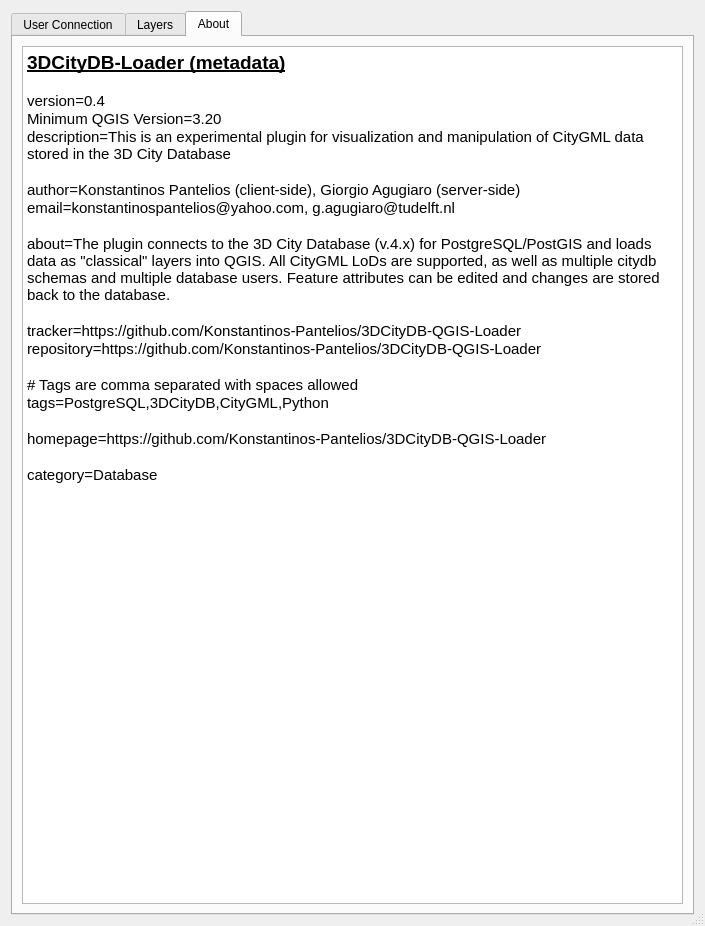
First picture: the form in cdb4/gui_usr/ui/cdb4_loader_user_dialog.ui, repository tudelft3d/3DCityDB-Tools-for-QGIS, before the edit.
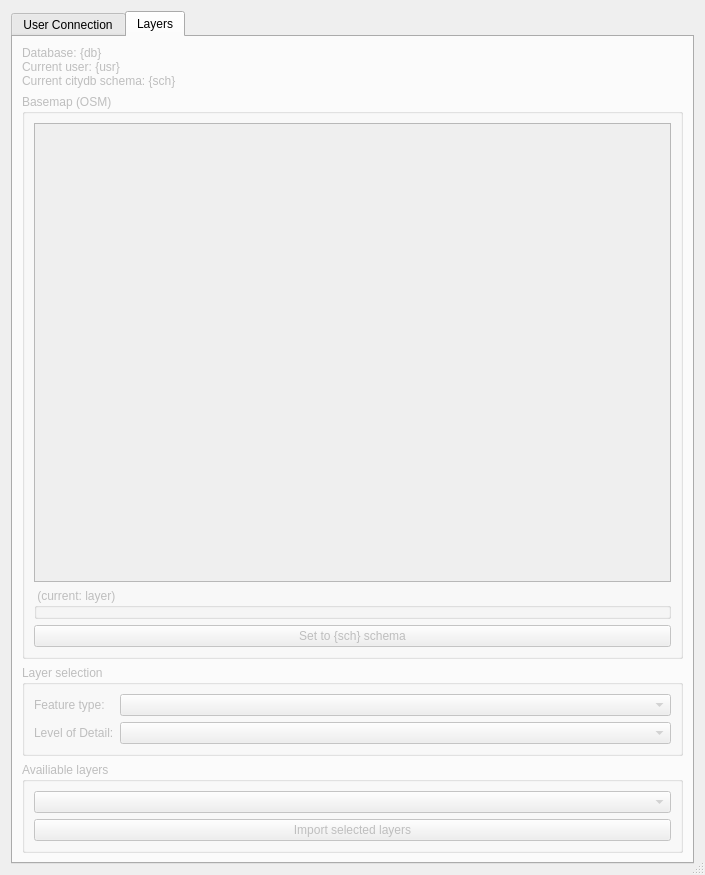
Second picture: the form after the edit. The open tabs and pages were chosen to show the change. Icons and pictures are not drawn. Custom widgets are drawn as their Qt base class.

Commit message: Drop redundant info tab

Diff of the .ui file:
```diff
--- a/cdb4/gui_usr/ui/cdb4_loader_user_dialog.ui
+++ b/cdb4/gui_usr/ui/cdb4_loader_user_dialog.ui
@@ -8,6 +8,14 @@
   <property name="enabled">
    <bool>true</bool>
   </property>
+  <property name="geometry">
+   <rect>
+    <x>0</x>
+    <y>0</y>
+    <width>705</width>
+    <height>875</height>
+   </rect>
+  </property>
   <property name="sizePolicy">
    <sizepolicy hsizetype="MinimumExpanding" vsizetype="Maximum">
     <horstretch>0</horstretch>
@@ -1081,47 +1089,6 @@
        </item>
       </layout>
      </widget>
-     <widget class="QWidget" name="tabAbout">
-      <attribute name="icon">
-       <iconset>
-        <normaloff>:/plugins/citydb_loader/icons/info_icon.svg</normaloff>:/plugins/citydb_loader/icons/info_icon.svg</iconset>
-      </attribute>
-      <attribute name="title">
-       <string>About</string>
-      </attribute>
-      <layout class="QVBoxLayout" name="verticalLayout">
-       <item>
-        <widget class="QTextBrowser" name="aboutTextBrowser">
-         <property name="html">
-          <string>&lt;!DOCTYPE HTML PUBLIC &quot;-//W3C//DTD HTML 4.0//EN&quot; &quot;http://www.w3.org/TR/REC-html40/strict.dtd&quot;&gt;
-&lt;html&gt;&lt;head&gt;&lt;meta name=&quot;qrichtext&quot; content=&quot;1&quot; /&gt;&lt;style type=&quot;text/css&quot;&gt;
-p, li { white-space: pre-wrap; }
-&lt;/style&gt;&lt;/head&gt;&lt;body style=&quot; font-family:'MS Shell Dlg 2'; font-size:8.25pt; font-weight:400; font-style:normal;&quot;&gt;
-&lt;p style=&quot; margin-top:0px; margin-bottom:0px; margin-left:0px; margin-right:0px; -qt-block-indent:0; text-indent:0px;&quot;&gt;&lt;span style=&quot; font-family:'Ubuntu'; font-size:14pt; font-weight:600; text-decoration: underline;&quot;&gt;3DCityDB-Loader (metadata)&lt;/span&gt;&lt;/p&gt;
-&lt;p style=&quot;-qt-paragraph-type:empty; margin-top:0px; margin-bottom:0px; margin-left:0px; margin-right:0px; -qt-block-indent:0; text-indent:0px; font-family:'Ubuntu'; font-size:11pt;&quot;&gt;&lt;br /&gt;&lt;/p&gt;
-&lt;p style=&quot; margin-top:0px; margin-bottom:0px; margin-left:0px; margin-right:0px; -qt-block-indent:0; text-indent:0px;&quot;&gt;&lt;span style=&quot; font-family:'Ubuntu'; font-size:11pt;&quot;&gt;version=0.4&lt;/span&gt;&lt;/p&gt;
-&lt;p style=&quot; margin-top:0px; margin-bottom:0px; margin-left:0px; margin-right:0px; -qt-block-indent:0; text-indent:0px;&quot;&gt;&lt;span style=&quot; font-family:'Ubuntu'; font-size:11pt;&quot;&gt;Minimum QGIS Version=3.20&lt;/span&gt;&lt;/p&gt;
-&lt;p style=&quot; margin-top:0px; margin-bottom:0px; margin-left:0px; margin-right:0px; -qt-block-indent:0; text-indent:0px;&quot;&gt;&lt;span style=&quot; font-family:'Ubuntu'; font-size:11pt;&quot;&gt;description=This is an experimental plugin for visualization and manipulation of CityGML data stored in the 3D City Database&lt;/span&gt;&lt;/p&gt;
-&lt;p style=&quot;-qt-paragraph-type:empty; margin-top:0px; margin-bottom:0px; margin-left:0px; margin-right:0px; -qt-block-indent:0; text-indent:0px; font-family:'Ubuntu'; font-size:11pt;&quot;&gt;&lt;br /&gt;&lt;/p&gt;
-&lt;p style=&quot; margin-top:0px; margin-bottom:0px; margin-left:0px; margin-right:0px; -qt-block-indent:0; text-indent:0px;&quot;&gt;&lt;span style=&quot; font-family:'Ubuntu'; font-size:11pt;&quot;&gt;author=Konstantinos Pantelios (client-side), Giorgio Agugiaro (server-side)&lt;/span&gt;&lt;/p&gt;
-&lt;p style=&quot; margin-top:0px; margin-bottom:0px; margin-left:0px; margin-right:0px; -qt-block-indent:0; text-indent:0px;&quot;&gt;&lt;span style=&quot; font-family:'Ubuntu'; font-size:11pt;&quot;&gt;email=konstantinospantelios@yahoo.com, g.agugiaro@tudelft.nl&lt;/span&gt;&lt;/p&gt;
-&lt;p style=&quot;-qt-paragraph-type:empty; margin-top:0px; margin-bottom:0px; margin-left:0px; margin-right:0px; -qt-block-indent:0; text-indent:0px; font-family:'Ubuntu'; font-size:11pt;&quot;&gt;&lt;br /&gt;&lt;/p&gt;
-&lt;p style=&quot; margin-top:0px; margin-bottom:0px; margin-left:0px; margin-right:0px; -qt-block-indent:0; text-indent:0px;&quot;&gt;&lt;span style=&quot; font-family:'Ubuntu'; font-size:11pt;&quot;&gt;about=The plugin connects to the 3D City Database (v.4.x) for PostgreSQL/PostGIS and loads data as &amp;quot;classical&amp;quot; layers into QGIS. All CityGML LoDs are supported, as well as multiple citydb schemas and multiple database users. Feature attributes can be edited and changes are stored back to the database. &lt;/span&gt;&lt;/p&gt;
-&lt;p style=&quot;-qt-paragraph-type:empty; margin-top:0px; margin-bottom:0px; margin-left:0px; margin-right:0px; -qt-block-indent:0; text-indent:0px; font-family:'Ubuntu'; font-size:11pt;&quot;&gt;&lt;br /&gt;&lt;/p&gt;
-&lt;p style=&quot; margin-top:0px; margin-bottom:0px; margin-left:0px; margin-right:0px; -qt-block-indent:0; text-indent:0px;&quot;&gt;&lt;span style=&quot; font-family:'Ubuntu'; font-size:11pt;&quot;&gt;tracker=https://github.com/Konstantinos-Pantelios/3DCityDB-QGIS-Loader&lt;/span&gt;&lt;/p&gt;
-&lt;p style=&quot; margin-top:0px; margin-bottom:0px; margin-left:0px; margin-right:0px; -qt-block-indent:0; text-indent:0px;&quot;&gt;&lt;span style=&quot; font-family:'Ubuntu'; font-size:11pt;&quot;&gt;repository=https://github.com/Konstantinos-Pantelios/3DCityDB-QGIS-Loader&lt;/span&gt;&lt;/p&gt;
-&lt;p style=&quot;-qt-paragraph-type:empty; margin-top:0px; margin-bottom:0px; margin-left:0px; margin-right:0px; -qt-block-indent:0; text-indent:0px; font-family:'Ubuntu'; font-size:11pt;&quot;&gt;&lt;br /&gt;&lt;/p&gt;
-&lt;p style=&quot; margin-top:0px; margin-bottom:0px; margin-left:0px; margin-right:0px; -qt-block-indent:0; text-indent:0px;&quot;&gt;&lt;span style=&quot; font-family:'Ubuntu'; font-size:11pt;&quot;&gt;# Tags are comma separated with spaces allowed&lt;/span&gt;&lt;/p&gt;
-&lt;p style=&quot; margin-top:0px; margin-bottom:0px; margin-left:0px; margin-right:0px; -qt-block-indent:0; text-indent:0px;&quot;&gt;&lt;span style=&quot; font-family:'Ubuntu'; font-size:11pt;&quot;&gt;tags=PostgreSQL,3DCityDB,CityGML,Python&lt;/span&gt;&lt;/p&gt;
-&lt;p style=&quot;-qt-paragraph-type:empty; margin-top:0px; margin-bottom:0px; margin-left:0px; margin-right:0px; -qt-block-indent:0; text-indent:0px; font-family:'Ubuntu'; font-size:11pt;&quot;&gt;&lt;br /&gt;&lt;/p&gt;
-&lt;p style=&quot; margin-top:0px; margin-bottom:0px; margin-left:0px; margin-right:0px; -qt-block-indent:0; text-indent:0px;&quot;&gt;&lt;span style=&quot; font-size:11pt;&quot;&gt;homepage&lt;/span&gt;&lt;span style=&quot; font-family:'Ubuntu'; font-size:11pt;&quot;&gt;=https://github.com/Konstantinos-Pantelios/3DCityDB-QGIS-Loader&lt;/span&gt;&lt;/p&gt;
-&lt;p style=&quot;-qt-paragraph-type:empty; margin-top:0px; margin-bottom:0px; margin-left:0px; margin-right:0px; -qt-block-indent:0; text-indent:0px; font-family:'Ubuntu'; font-size:11pt;&quot;&gt;&lt;br /&gt;&lt;/p&gt;
-&lt;p style=&quot; margin-top:0px; margin-bottom:0px; margin-left:0px; margin-right:0px; -qt-block-indent:0; text-indent:0px;&quot;&gt;&lt;span style=&quot; font-family:'Ubuntu'; font-size:11pt;&quot;&gt;category=Database&lt;/span&gt;&lt;/p&gt;&lt;/body&gt;&lt;/html&gt;</string>
-         </property>
-        </widget>
-       </item>
-      </layout>
-     </widget>
     </widget>
    </item>
   </layout>
```
Left out of the diff: 2 changed lines with no effect on the pictures.
